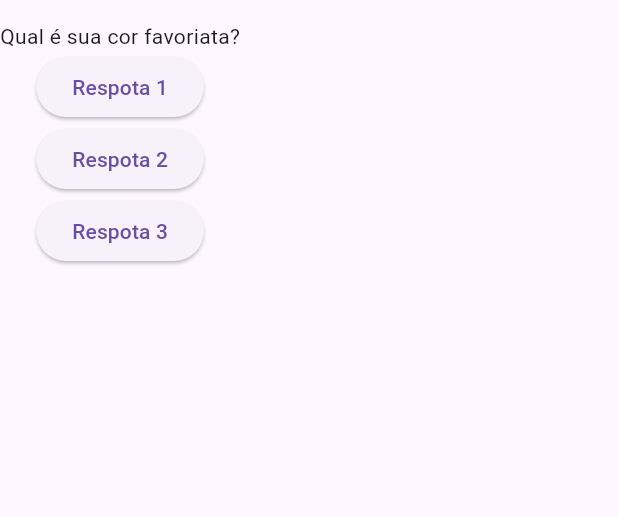
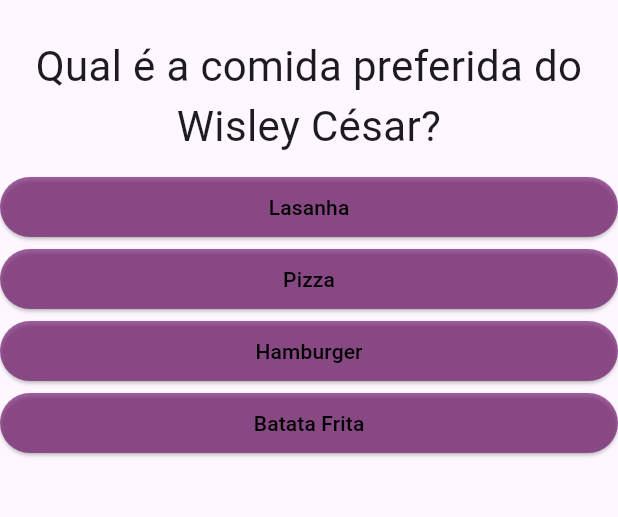
Before and after one commit to wisley-cesar/Aprendendo-Flutter, a Flutter app: the screen it shows after launch, on a phone screen of 412 x 824 dp, the part 63-580 px from its top. Run offline on Flutter 3.47's test engine with Material 3 defaults, Android fonts, the phone set to English and light mode, and no system bars.

Commit message:
Projeto Flutter

```diff
--- a/projeto_perguntas/lib/main.dart
+++ b/projeto_perguntas/lib/main.dart
@@ -1,53 +1,126 @@
 import 'package:flutter/material.dart';
+import 'package:projeto_perguntas/questionario.dart';
+import 'package:projeto_perguntas/resultado.dart';
+import './questao.dart';
+import './resposta.dart';
 
-main() => runApp(PerguntasApp());
+void main() => runApp(PerguntasApp());
 
-class PerguntasAppState extends State<PerguntasApp> {
-  var perguntaSelecionada = 0;
+class _PerguntasAppState extends State<PerguntasApp> {
+  var _perguntaSelecionada = 0;
+  var _pontuacaoTotal = 0;
+  final _perguntas = const [
+    {
+      'perguntas': 'Qual é a comida preferida do Wisley César?',
+      'respostas': [
+        {'texto': 'Lasanha', 'pontuacao': 1},
+        {'texto': 'Pizza', 'pontuacao': 10},
+        {'texto': 'Hamburger', 'pontuacao': 2},
+        {'texto': 'Batata Frita', 'pontuacao': 3},
+      ],
+    },
+    {
+      'perguntas': 'Qual é a cor favorita do Wisley César?',
+      'respostas': [
+        {'texto': 'Azul', 'pontuacao': 3},
+        {'texto': 'Preto', 'pontuacao': 2},
+        {'texto': 'Roxo', 'pontuacao': 10},
+        {'texto': 'Vermelho', 'pontuacao': 1},
+      ]
+    },
+    {
+      'perguntas': 'Qual é o Carro favorito do Wisley César?',
+      'respostas': [
+        {'texto': 'Porsche 911 gt3 rs', 'pontuacao': 2},
+        {'texto': 'Ferrari 488 pista', 'pontuacao': 1},
+        {'texto': 'Lamborghini huracan', 'pontuacao': 10},
+        {'texto': 'Lamborghini aventador svj', 'pontuacao': 3},
+      ],
+    },
+    {
+      'perguntas': 'Qual é o Sport Favorito do Wisley César?',
+      'respostas': [
+        {'texto': 'Basquete', 'pontuacao': 1},
+        {'texto': 'BMX', 'pontuacao': 10},
+        {'texto': 'Futebol', 'pontuacao': 3},
+        {'texto': 'MotoCross', 'pontuacao': 2},
+      ],
+    },
+    {
+      'perguntas': 'Qual é o Animal Favorito do Wisley César?',
+      'respostas': [
+        {'texto': 'Canhorro', 'pontuacao': 10},
+        {'texto': 'Gato', 'pontuacao': 1},
+        {'texto': 'Cavalo', 'pontuacao': 3},
+        {'texto': 'Cobra', 'pontuacao': 2},
+      ],
+    },
+    {
+      'perguntas': 'Qual é o Time do Coração do Wisley César?',
+      'respostas': [
+        {'texto': 'Real Madri', 'pontuacao': 3},
+        {'texto': 'Flamengo', 'pontuacao': 10},
+        {'texto': 'Al Nassar', 'pontuacao': 2},
+        {'texto': 'Barcelona', 'pontuacao': 0},
+      ],
+    },
+    {
+      'perguntas': 'Qual é o maior idolo do Wisley César?',
+      'respostas': [
+        {'texto': 'Neymar', 'pontuacao': 3},
+        {'texto': 'Gabi Gol', 'pontuacao': 1},
+        {'texto': 'Cristiano Ronaldo', 'pontuacao': 10},
+        {'texto': 'Ronaldinho Gaucho', 'pontuacao': 2},
+      ],
+    },
+    {
+      'perguntas':
+          'Qual é o País que o Wisley César tem Mais vontade de Conhecer?',
+      'respostas': [
+        {'texto': 'Estados Unidos', 'pontuacao': 3},
+        {'texto': 'Alemanha', 'pontuacao': 2},
+        {'texto': 'Portugal', 'pontuacao': 1},
+        {'texto': 'Canadá', 'pontuacao': 10},
+      ],
+    },
+  ];
+  bool get temPerguntaSelecionada {
+    return _perguntaSelecionada < _perguntas.length;
+  }
 
-  void respnder() {
+  void _responder(int pontuacao) {
+    if (temPerguntaSelecionada) {
+      setState(() {
+        // ele só vai mudar a mensagem se a gente colocar ele dentro de um set state.
+        _perguntaSelecionada++;
+        _pontuacaoTotal += pontuacao;
+      });
+    }
+  }
+
+  void _reinicarOQuiz() {
     setState(() {
-      // ele só vai mudar a mensagem se a gente colocar ele dentro de um set state.
-      perguntaSelecionada++;
-
+      _perguntaSelecionada = 0;
+      _pontuacaoTotal = 0;
     });
-    print('Pergunta Respondida');
+    print(_pontuacaoTotal);
   }
 
   @override
   Widget build(BuildContext context) {
-    final perguntas = [
-      'Qual é sua cor favoriata?',
-      'Qual é seu Sport Favorito?',
-      'Qual é seu Animal Favorito?',
-      'Qual é seu Time do Coração?',
-      'Qual é seu idolo?',
-      'Qual é seu maior sonho?',
-      'Qual é seu é sua comida preferida?',
-    ];
+    // pegando da nossa lista de Map so o valor da chave respostas
 
     return MaterialApp(
       home: Scaffold(
         appBar: AppBar(
           title: Text('Perguntas'),
         ),
-        body: Column(
-          children: [
-            Text(perguntas[perguntaSelecionada]),
-            ElevatedButton(
-              child: Text('Respota 1'),
-              onPressed: respnder,
-            ),
-            ElevatedButton(
-              child: Text('Respota 2'),
-              onPressed: respnder,
-            ),
-            ElevatedButton(
-              child: Text('Respota 3'),
-              onPressed: respnder,
-            ),
-          ],
-        ),
+        body: temPerguntaSelecionada
+            ? Questionario(
+                perguntaSelecionada: _perguntaSelecionada,
+                perguntas: _perguntas,
+                quandoResponder: _responder)
+            : Resultado(_pontuacaoTotal, _reinicarOQuiz),
       ),
     );
   }
@@ -55,7 +128,7 @@ class PerguntasAppState extends State<PerguntasApp> {
 
 class PerguntasApp extends StatefulWidget {
   @override
-  PerguntasAppState createState() {
-    return PerguntasAppState();
+  _PerguntasAppState createState() {
+    return _PerguntasAppState();
   }
 }
--- /dev/null
+++ b/projeto_perguntas/lib/questao.dart
@@ -0,0 +1,20 @@
+import 'package:flutter/material.dart';
+
+class Questao extends StatelessWidget {
+  final String texto;
+
+  Questao(this.texto);
+
+  @override
+  Widget build(BuildContext context) {
+    return Container(
+      width: double.infinity,
+      margin: EdgeInsets.all(10),
+      child: Text(
+        texto,
+        style: TextStyle(fontSize: 28),
+        textAlign: TextAlign.center,
+      ),
+    );
+  }
+}
--- /dev/null
+++ b/projeto_perguntas/lib/questionario.dart
@@ -0,0 +1,40 @@
+import 'package:flutter/material.dart';
+import 'package:projeto_perguntas/questao.dart';
+import './resposta.dart';
+
+class Questionario extends StatelessWidget {
+  final int perguntaSelecionada;
+  final List<Map<String, Object>> perguntas;
+  final void Function(int) quandoResponder;
+
+// construtor
+  const Questionario(
+      {super.key,
+      required this.perguntaSelecionada,
+      required this.perguntas,
+      required this.quandoResponder});
+
+  bool get temPerguntaSelecionada {
+    return perguntaSelecionada < perguntas.length;
+  }
+
+  @override
+  Widget build(BuildContext context) {
+    List<Map<String, Object>> respostas = temPerguntaSelecionada
+        ? perguntas[perguntaSelecionada].cast()['respostas']
+        : [];
+
+    return Column(
+      children: [
+        Questao(perguntas[perguntaSelecionada]['perguntas'].toString()),
+        // os ... serva para pegar todos os valores da lista respostas
+        ...respostas.map(
+          (resp) {
+            return Resposta(resp['texto'].toString(),
+                () => quandoResponder(int.parse(resp['pontuacao'].toString())),);
+          },
+        ).toList(),
+      ],
+    );
+  }
+}
--- /dev/null
+++ b/projeto_perguntas/lib/resposta.dart
@@ -0,0 +1,26 @@
+import 'package:flutter/material.dart';
+
+class Resposta extends StatelessWidget {
+  final String texto;
+
+  final void Function() quandoSelecionado;
+
+  Resposta(this.texto, this.quandoSelecionado);
+
+  @override
+  Widget build(BuildContext context) {
+    return Container(
+      width: double.infinity,
+      child: ElevatedButton(
+        onPressed: quandoSelecionado,
+        style: ElevatedButton.styleFrom(
+          primary: Color.fromARGB(161, 106, 9, 101),
+        ),
+        child: Text(
+          texto,
+          style: TextStyle(color: Color.fromARGB(255, 0, 0, 0)),
+        ),
+      ),
+    );
+  }
+}
```
Also changed, not shown: projeto_perguntas/lib/resultado.dart (added, +60 -0 lines).
